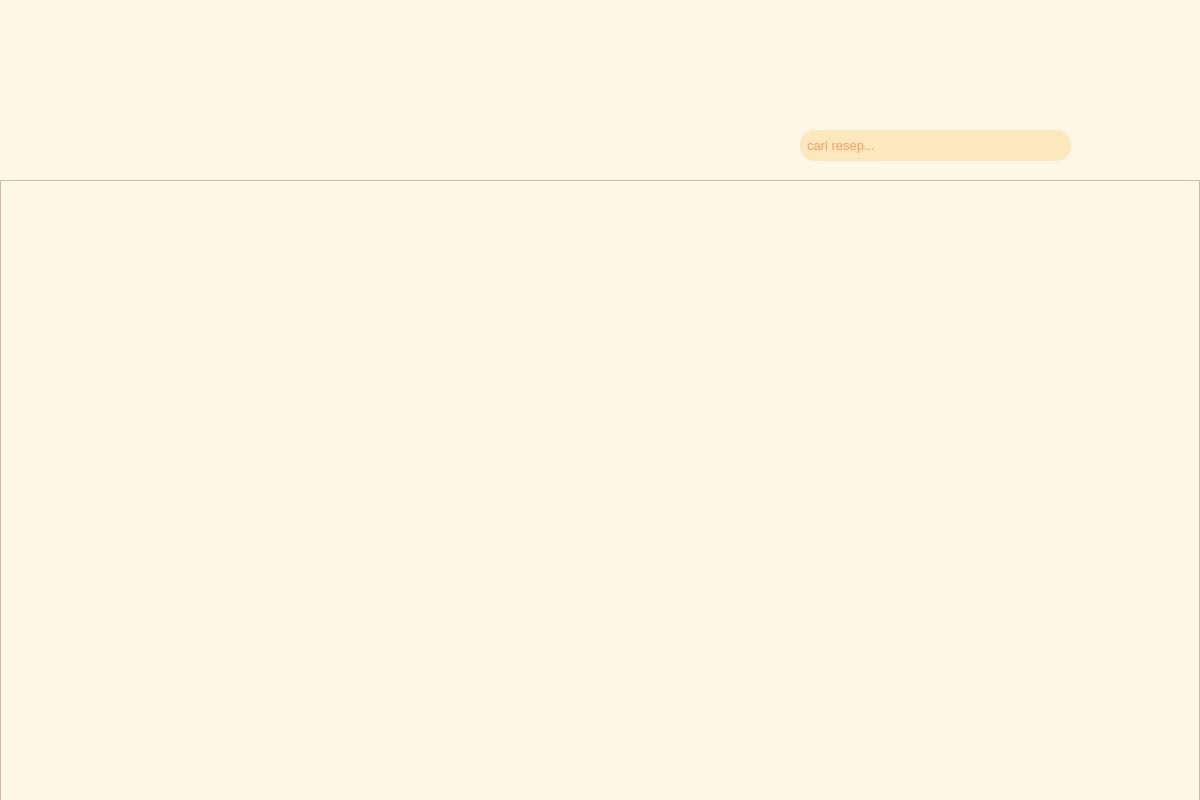
Before: the Qt Designer form src/daftarResep.ui in MarcelRyan/ReChefy, drawn with Qt 5.
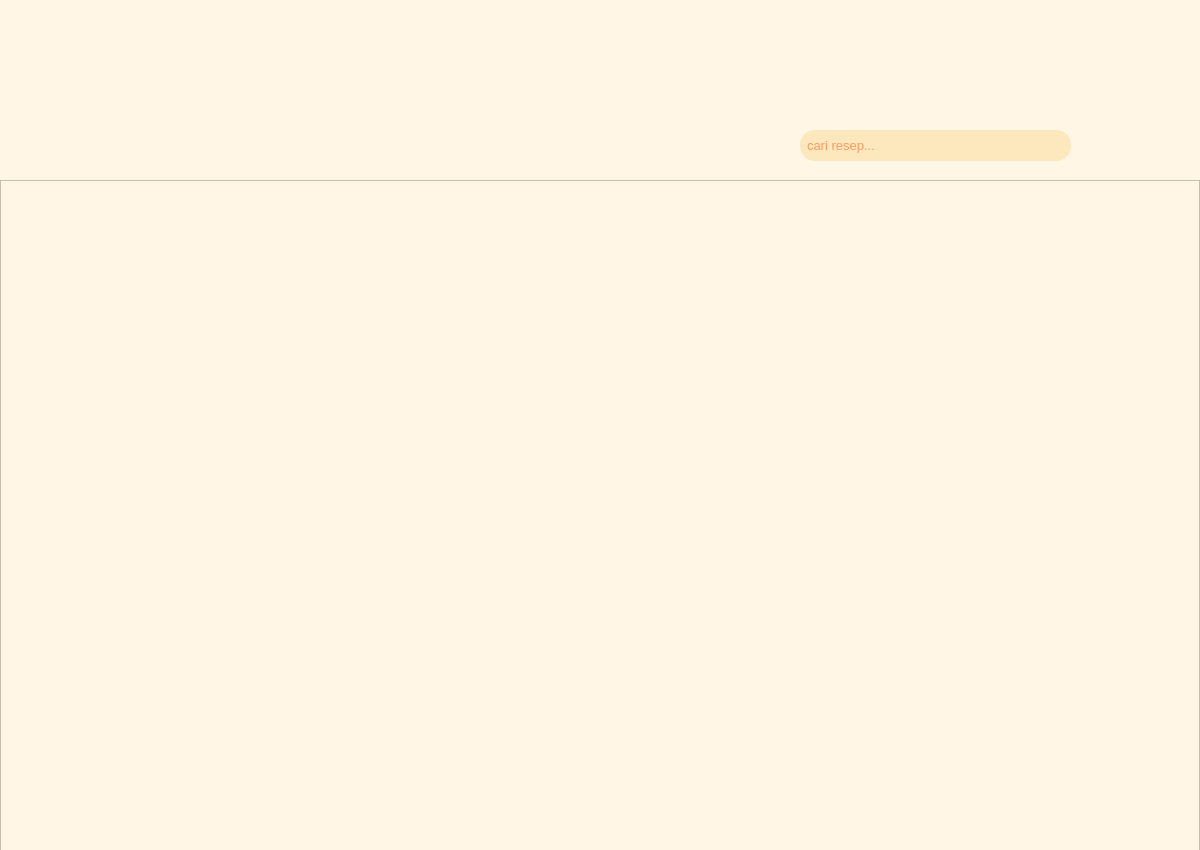
After: the same form once the commit is applied. Icons and pictures are not drawn.

```diff
--- a/src/daftarResep.ui
+++ b/src/daftarResep.ui
@@ -7,7 +7,7 @@
     <x>0</x>
     <y>0</y>
     <width>1200</width>
-    <height>800</height>
+    <height>850</height>
    </rect>
   </property>
   <property name="windowTitle">
@@ -23,7 +23,7 @@
       <x>0</x>
       <y>180</y>
       <width>1200</width>
-      <height>621</height>
+      <height>671</height>
      </rect>
     </property>
     <property name="widgetResizable">
@@ -35,7 +35,7 @@
        <x>0</x>
        <y>0</y>
        <width>1198</width>
-       <height>619</height>
+       <height>669</height>
       </rect>
      </property>
      <widget class="QWidget" name="gridLayoutWidget">
@@ -44,7 +44,7 @@
         <x>70</x>
         <y>20</y>
         <width>1041</width>
-        <height>601</height>
+        <height>651</height>
        </rect>
       </property>
       <layout class="QGridLayout" name="gridLayoutResep"/>
```
Left out of the diff: 4 changed lines with no effect on the pictures.
